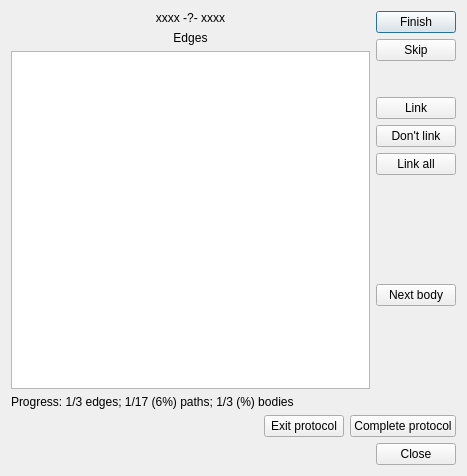
Before: the Qt Designer form neurolabi/gui/protocols/focusedpathprotocol.ui in janelia-flyem/NeuTu, drawn with Qt 5.
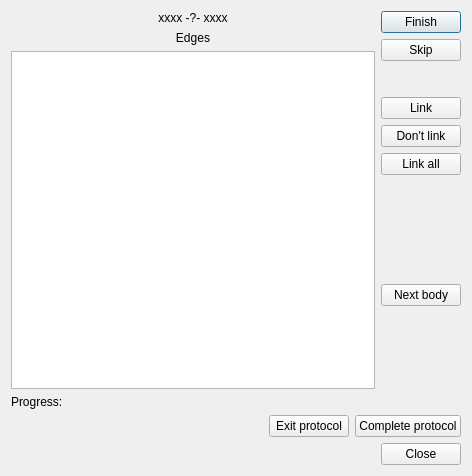
After: the same form once the commit is applied.

Commit message: continued work populating UI

Diff of the .ui file:
```diff
--- a/neurolabi/gui/protocols/focusedpathprotocol.ui
+++ b/neurolabi/gui/protocols/focusedpathprotocol.ui
@@ -6,7 +6,7 @@
    <rect>
     <x>0</x>
     <y>0</y>
-    <width>467</width>
+    <width>472</width>
     <height>476</height>
    </rect>
   </property>
@@ -47,7 +47,7 @@
        <item>
         <widget class="QLabel" name="progressLabel">
          <property name="text">
-          <string>Progress: 1/3 edges; 1/17 (6%) paths; 1/3 (%) bodies</string>
+          <string>Progress:</string>
          </property>
         </widget>
        </item>
```
The commit also changes 6 other files.
